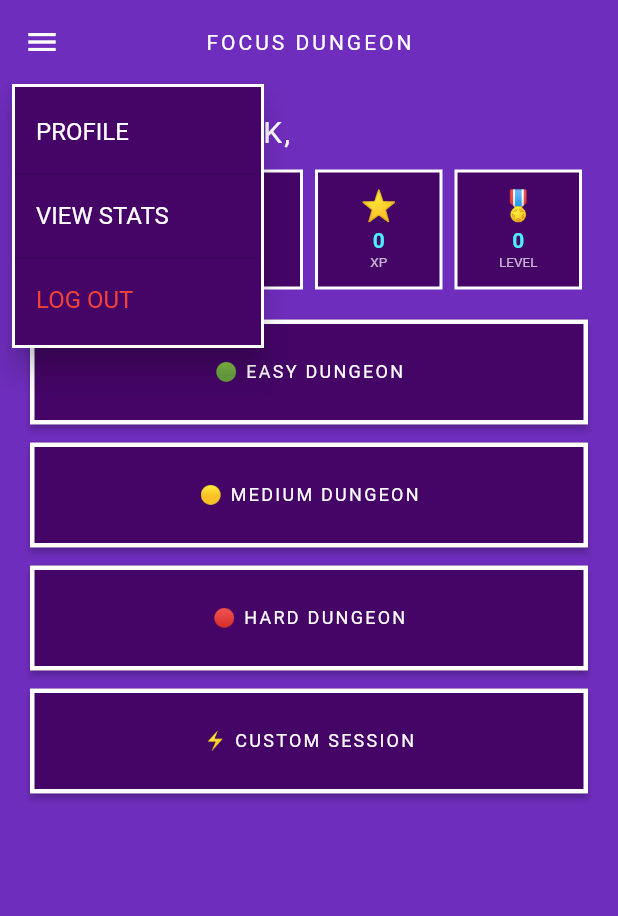
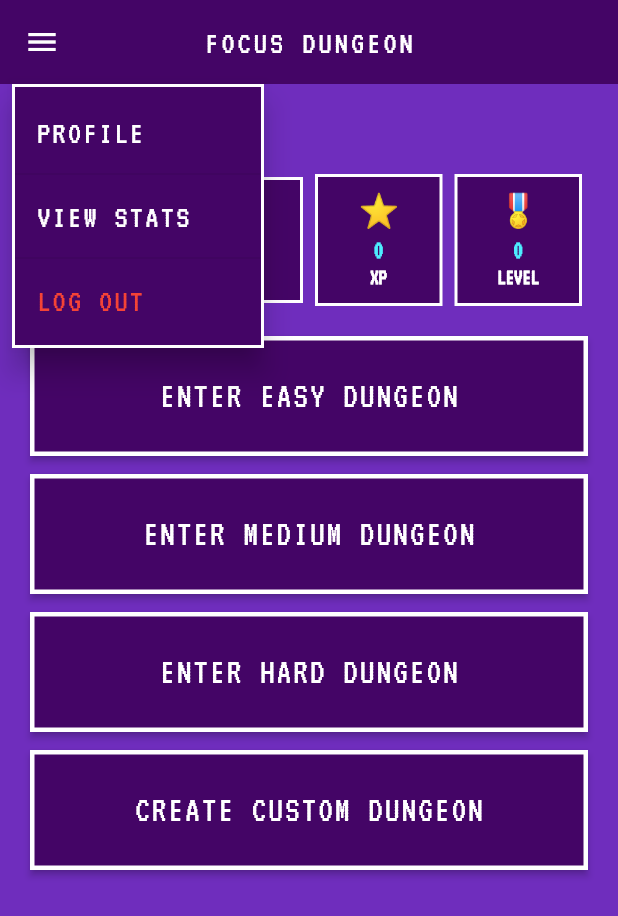
Before and after one commit to nehal216/focus_dungeon, a Flutter app: the HomeScreen screen opened directly, after a tap on the "menu" icon, on a phone screen of 412 x 824 dp. Shown: the top 916 px of the screen. Run offline on Flutter 3.47's test engine with Material 3 defaults, Android fonts, the light colour scheme and no system bars; our stand-ins replace cloud_firestore, firebase_auth, firebase_core; accounts and stored records are empty.

Commit message:
changed font and fontsize across the app

```diff
--- a/lib/screens/home_screen.dart
+++ b/lib/screens/home_screen.dart
@@ -49,7 +49,7 @@
     return Scaffold(
       backgroundColor: const Color(0xFF6F2DBD),
       appBar: AppBar(
-        backgroundColor: Colors.transparent,
+        backgroundColor: const Color.fromARGB(255, 68, 5, 102),
         elevation: 0,
         leading: IconButton(
           icon: const Icon(Icons.menu),
@@ -58,7 +58,8 @@
         title: const Text(
           "FOCUS DUNGEON",
           style: TextStyle(
-            fontFamily: 'PixelFont',
+            fontFamily: 'VT323',
+            fontSize: 22,
             letterSpacing: 2,
           ),
         ),
@@ -75,8 +76,8 @@
             Text(
               "WELCOME BACK, ${(data['username'] ?? 'PLAYER').toUpperCase()}",
               style: const TextStyle(
-                fontFamily: 'PixelFont',
-                fontSize: 20,
+                fontFamily: 'VT323',
+                fontSize: 26,
                 letterSpacing: 1.5,
                 color: Colors.white,
               ),
@@ -98,9 +99,9 @@
             const SizedBox(height: 20),
 
             /// DUNGEONS
-            _pixelButton("🟢 EASY DUNGEON", () => _startDungeon(60, 10, 5)),
-            _pixelButton("🟡 MEDIUM DUNGEON", () => _startDungeon(180, 25, 15)),
-            _pixelButton("🔴 HARD DUNGEON", () => _startDungeon(300, 50, 30)),
+            _pixelButton("ENTER EASY DUNGEON", () => _startDungeon(60, 10, 5)),
+            _pixelButton("ENTER MEDIUM DUNGEON", () => _startDungeon(180, 25, 15)),
+            _pixelButton("ENTER HARD DUNGEON", () => _startDungeon(300, 50, 30)),
             _customSessionButton(),
           ],
         ),
@@ -126,15 +127,15 @@
           children: [
             Text(
               emoji,
-              style: const TextStyle(fontSize: 20),
+              style: const TextStyle(fontSize: 22),
             ),
             const SizedBox(height: 4),
             Text(
               value,
               style: const TextStyle(
-                fontFamily: 'PixelFont',
+                fontFamily: 'VT323',
                 color: Color(0xFF4DEEFF),
-                fontSize: 14,
+                fontSize: 18,
                 fontWeight: FontWeight.bold,
               ),
             ),
@@ -142,9 +143,10 @@
             Text(
               label,
               style: const TextStyle(
-                fontFamily: 'PixelFont',
-                color: Colors.white70,
-                fontSize: 9,
+                fontFamily: 'VT323',
+                color: Color.fromARGB(255, 255, 255, 255),
+                fontSize: 14,
+                fontWeight: FontWeight.bold
               ),
             ),
           ],
@@ -153,7 +155,8 @@
     );
   }
 
-  /// PIXEL STYLE BUTTON
+  /// -------------------------PIXEL STYLE BUTTONS-------------------------------------------------
+
   /// Builds a reusable pixel-styled button with consistent theming
   Widget _pixelButton(String text, VoidCallback onTap) {
     return Container(
@@ -173,7 +176,8 @@
           child: Text(
             text,
             style: const TextStyle(
-              fontFamily: 'PixelFont',
+              fontFamily: 'VT323',
+              fontSize: 24,
               color: Colors.white,
               letterSpacing: 1.5,
             ),
@@ -183,12 +187,13 @@
     );
   }
 
-  /// CUSTOM SESSION BUTTON
+  ///--------------------------- CUSTOM SESSION BUTTON-------------------------------
+
   /// Opens a dialog to create a custom focus session
   Widget _customSessionButton() {
     final controller = TextEditingController();
 
-    return _pixelButton("⚡ CUSTOM SESSION", () {
+    return _pixelButton("CREATE CUSTOM DUNGEON", () {
       showDialog(
         context: context,
         builder: (_) => AlertDialog(
@@ -197,16 +202,21 @@
             borderRadius: BorderRadius.circular(0),
             side: const BorderSide(color: Colors.white, width: 3),
           ),
-          title: const Text("CUSTOM SESSION",
-              style: TextStyle(fontFamily: 'PixelFont',color: Colors.white)),
+          title: const Text("CUSTOM DUNGEON",
+              style: TextStyle(fontFamily: 'VT323',
+              fontSize:22,
+              letterSpacing: 1.5,
+              color:  Colors.white)
+              ),
           content: TextField(
             controller: controller,
             keyboardType: TextInputType.number,
-            style: const TextStyle(fontFamily: 'PixelFont', color: Colors.white),
+            style: const TextStyle(fontFamily: 'VT323', color: Colors.white),
             decoration: InputDecoration(
               hintText: "Minutes",
               hintStyle: const TextStyle(
-                fontFamily: 'PixelFont',
+                fontFamily: 'VT323',
+                letterSpacing: 1.5,
                 color: Colors.white70,
               ),
               filled: true,
@@ -233,7 +243,9 @@
               child: const Text(
                 "CANCEL",
                 style: TextStyle(
-                  fontFamily: 'PixelFont',
+                  fontFamily: 'VT323',
+                  fontSize: 22,
+                  letterSpacing: 1.5,
                   color: Colors.white,
                 ),
               ),
@@ -260,7 +272,9 @@
               child: const Text(
                 "START",
                 style: TextStyle(
-                  fontFamily: 'PixelFont',
+                  fontFamily: 'VT323',
+                  fontSize: 22,
+                  letterSpacing: 1.5,
                   color: Colors.white,
                 ),
               ),
@@ -287,7 +301,9 @@
           child: const Text(
             "PROFILE",
             style: TextStyle(
-              fontFamily: 'PixelFont',
+              fontFamily: 'VT323',
+              fontSize: 22,
+              letterSpacing: 1.5,
               color: Colors.white,
             ),
           ),
@@ -303,7 +319,9 @@
           child: const Text(
             "VIEW STATS",
             style: TextStyle(
-              fontFamily: 'PixelFont',
+              fontFamily: 'VT323',
+              fontSize: 22,
+              letterSpacing: 1.5,
               color: Colors.white,
             ),
           ),
@@ -320,7 +338,9 @@
           child: const Text(
             "LOG OUT",
             style: TextStyle(
-              fontFamily: 'PixelFont',
+              fontFamily: 'VT323',
+              fontSize: 22,
+              letterSpacing: 1.5,
               color: Colors.red,
             ),
           ),
@@ -357,8 +377,9 @@
         title: const Text(
           "Are you sure you want to log out?",
           style: TextStyle(
-            fontSize:16,
-            fontFamily: 'PixelFont',
+            fontSize:20,
+            fontFamily: 'VT323',
+            letterSpacing: 1.5,
             color: Colors.white,
           ),
         ),
@@ -368,7 +389,9 @@
             child: const Text(
               "CANCEL",
               style: TextStyle(
-                fontFamily: 'PixelFont',
+                fontFamily: 'VT323',
+                fontSize: 20,
+                letterSpacing: 1.5,
                 color: Colors.white,
               ),
             ),
@@ -385,7 +408,9 @@
             child: const Text(
               "LOG OUT",
               style: TextStyle(
-                fontFamily: 'PixelFont',
+                fontFamily: 'VT323',
+                fontSize: 20,
+                letterSpacing: 1.5,
                 color: Colors.red,
               ),
             ),
--- a/lib/widgets/pixel_button.dart
+++ b/lib/widgets/pixel_button.dart
@@ -35,8 +35,8 @@
         child: Text(
           text,
           style: TextStyle(
-            fontFamily: 'PixelFont',
-            fontSize: 14,
+            fontFamily: 'VT323',
+            fontSize: 16,
             letterSpacing: 1.5,
             color: textColor,
           ),
```
Also changed, not shown: assets/fonts/OFL.txt (added, +93 -0 lines), lib/main.dart (+7 -7 lines), lib/screens/dungeon_screen.dart (+38 -17 lines), lib/screens/login_screen.dart (+38 -18 lines), lib/screens/profile_screen.dart (+28 -11 lines), lib/screens/signup_screen.dart (+11 -7 lines), lib/screens/stats_screen.dart (+12 -4 lines), pubspec.yaml (+5 -5 lines), assets/fonts/VT323-Regular.ttf (added), lib/firebase_options.dart, lib/services/auth_service.dart (line endings or trailing spaces), lib/services/firestore_service.dart (line endings or trailing spaces), pubspec.lock.
